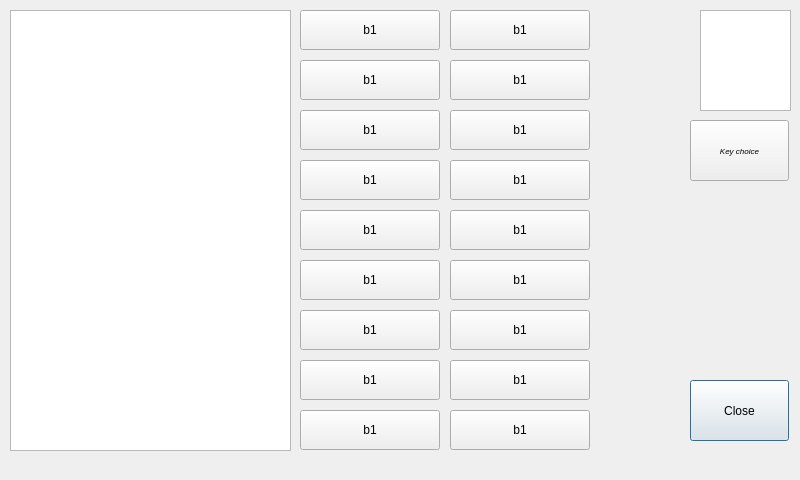
fredericabry/raspiloop, file dialog_newcontrol.ui: the form before one commit.
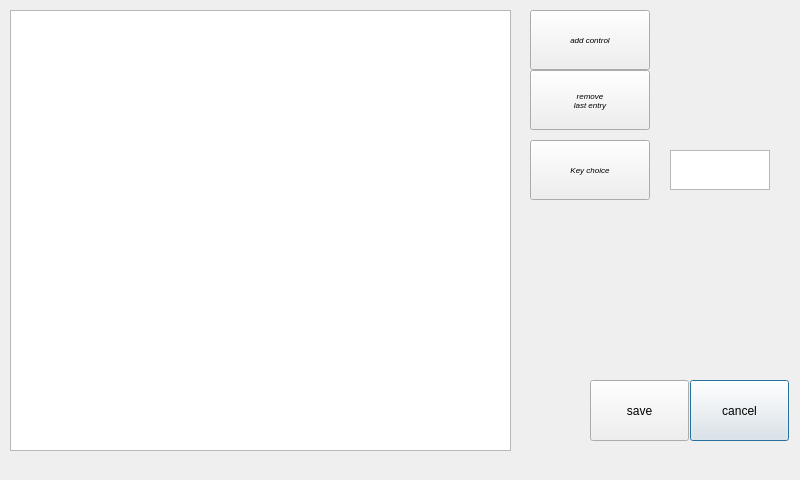
The form after the commit.

Diff of the .ui file:
```diff
--- a/dialog_newcontrol.ui
+++ b/dialog_newcontrol.ui
@@ -18,23 +18,29 @@
     <rect>
      <x>10</x>
      <y>10</y>
-     <width>281</width>
+     <width>501</width>
      <height>441</height>
     </rect>
    </property>
+   <property name="font">
+    <font>
+     <pointsize>9</pointsize>
+     <italic>true</italic>
+    </font>
+   </property>
   </widget>
   <widget class="QTextBrowser" name="consoleKey">
    <property name="geometry">
     <rect>
-     <x>700</x>
-     <y>10</y>
-     <width>91</width>
-     <height>101</height>
+     <x>670</x>
+     <y>150</y>
+     <width>100</width>
+     <height>40</height>
     </rect>
    </property>
    <property name="font">
     <font>
-     <pointsize>8</pointsize>
+     <pointsize>7</pointsize>
      <italic>true</italic>
     </font>
    </property>
@@ -57,16 +63,16 @@
     <string notr="true"/>
    </property>
    <property name="text">
-    <string>Close</string>
+    <string>cancel</string>
    </property>
   </widget>
   <widget class="QPushButton" name="bClose_2">
    <property name="geometry">
     <rect>
-     <x>690</x>
-     <y>120</y>
-     <width>99</width>
-     <height>61</height>
+     <x>530</x>
+     <y>10</y>
+     <width>120</width>
+     <height>60</height>
     </rect>
    </property>
    <property name="font">
@@ -75,67 +81,41 @@
      <italic>true</italic>
     </font>
    </property>
-   <property name="styleSheet">
-    <string notr="true"/>
-   </property>
    <property name="text">
-    <string>Key choice</string>
+    <string>add control</string>
    </property>
   </widget>
   <widget class="QPushButton" name="b1">
    <property name="geometry">
     <rect>
-     <x>300</x>
-     <y>10</y>
-     <width>140</width>
-     <height>40</height>
+     <x>530</x>
+     <y>70</y>
+     <width>120</width>
+     <height>60</height>
     </rect>
    </property>
    <property name="font">
     <font>
-     <pointsize>9</pointsize>
+     <pointsize>6</pointsize>
+     <italic>true</italic>
     </font>
    </property>
-   <property name="styleSheet">
-    <string notr="true"/>
-   </property>
    <property name="text">
-    <string>b1</string>
+    <string>remove
+last entry</string>
    </property>
   </widget>
   <widget class="QPushButton" name="bClose_4">
    <property name="geometry">
     <rect>
-     <x>340</x>
-     <y>-140</y>
+     <x>590</x>
+     <y>380</y>
      <width>99</width>
      <height>61</height>
     </rect>
    </property>
    <property name="font">
     <font>
-     <pointsize>6</pointsize>
-     <italic>true</italic>
-    </font>
-   </property>
-   <property name="styleSheet">
-    <string notr="true"/>
-   </property>
-   <property name="text">
-    <string>Key choice</string>
-   </property>
-  </widget>
-  <widget class="QPushButton" name="b1_4">
-   <property name="geometry">
-    <rect>
-     <x>300</x>
-     <y>60</y>
-     <width>140</width>
-     <height>40</height>
-    </rect>
-   </property>
-   <property name="font">
-    <font>
      <pointsize>9</pointsize>
     </font>
    </property>
@@ -143,343 +123,26 @@
     <string notr="true"/>
    </property>
    <property name="text">
-    <string>b1</string>
+    <string>save</string>
    </property>
   </widget>
   <widget class="QPushButton" name="b1_5">
    <property name="geometry">
     <rect>
-     <x>300</x>
-     <y>160</y>
-     <width>140</width>
-     <height>40</height>
+     <x>530</x>
+     <y>140</y>
+     <width>120</width>
+     <height>60</height>
     </rect>
    </property>
    <property name="font">
     <font>
-     <pointsize>9</pointsize>
+     <pointsize>6</pointsize>
+     <italic>true</italic>
     </font>
    </property>
-   <property name="styleSheet">
-    <string notr="true"/>
-   </property>
    <property name="text">
-    <string>b1</string>
-   </property>
-  </widget>
-  <widget class="QPushButton" name="b1_8">
-   <property name="geometry">
-    <rect>
-     <x>300</x>
-     <y>110</y>
-     <width>140</width>
-     <height>40</height>
-    </rect>
-   </property>
-   <property name="font">
-    <font>
-     <pointsize>9</pointsize>
-    </font>
-   </property>
-   <property name="styleSheet">
-    <string notr="true"/>
-   </property>
-   <property name="text">
-    <string>b1</string>
-   </property>
-  </widget>
-  <widget class="QPushButton" name="b1_9">
-   <property name="geometry">
-    <rect>
-     <x>300</x>
-     <y>260</y>
-     <width>140</width>
-     <height>40</height>
-    </rect>
-   </property>
-   <property name="font">
-    <font>
-     <pointsize>9</pointsize>
-    </font>
-   </property>
-   <property name="styleSheet">
-    <string notr="true"/>
-   </property>
-   <property name="text">
-    <string>b1</string>
-   </property>
-  </widget>
-  <widget class="QPushButton" name="b1_11">
-   <property name="geometry">
-    <rect>
-     <x>300</x>
-     <y>210</y>
-     <width>140</width>
-     <height>40</height>
-    </rect>
-   </property>
-   <property name="font">
-    <font>
-     <pointsize>9</pointsize>
-    </font>
-   </property>
-   <property name="styleSheet">
-    <string notr="true"/>
-   </property>
-   <property name="text">
-    <string>b1</string>
-   </property>
-  </widget>
-  <widget class="QPushButton" name="b1_13">
-   <property name="geometry">
-    <rect>
-     <x>300</x>
-     <y>310</y>
-     <width>140</width>
-     <height>40</height>
-    </rect>
-   </property>
-   <property name="font">
-    <font>
-     <pointsize>9</pointsize>
-    </font>
-   </property>
-   <property name="styleSheet">
-    <string notr="true"/>
-   </property>
-   <property name="text">
-    <string>b1</string>
-   </property>
-  </widget>
-  <widget class="QPushButton" name="b1_16">
-   <property name="geometry">
-    <rect>
-     <x>300</x>
-     <y>360</y>
-     <width>140</width>
-     <height>40</height>
-    </rect>
-   </property>
-   <property name="font">
-    <font>
-     <pointsize>9</pointsize>
-    </font>
-   </property>
-   <property name="styleSheet">
-    <string notr="true"/>
-   </property>
-   <property name="text">
-    <string>b1</string>
-   </property>
-  </widget>
-  <widget class="QPushButton" name="b1_17">
-   <property name="geometry">
-    <rect>
-     <x>300</x>
-     <y>410</y>
-     <width>140</width>
-     <height>40</height>
-    </rect>
-   </property>
-   <property name="font">
-    <font>
-     <pointsize>9</pointsize>
-    </font>
-   </property>
-   <property name="styleSheet">
-    <string notr="true"/>
-   </property>
-   <property name="text">
-    <string>b1</string>
-   </property>
-  </widget>
-  <widget class="QPushButton" name="b1_2">
-   <property name="geometry">
-    <rect>
-     <x>450</x>
-     <y>10</y>
-     <width>140</width>
-     <height>40</height>
-    </rect>
-   </property>
-   <property name="font">
-    <font>
-     <pointsize>9</pointsize>
-    </font>
-   </property>
-   <property name="styleSheet">
-    <string notr="true"/>
-   </property>
-   <property name="text">
-    <string>b1</string>
-   </property>
-  </widget>
-  <widget class="QPushButton" name="b1_18">
-   <property name="geometry">
-    <rect>
-     <x>450</x>
-     <y>360</y>
-     <width>140</width>
-     <height>40</height>
-    </rect>
-   </property>
-   <property name="font">
-    <font>
-     <pointsize>9</pointsize>
-    </font>
-   </property>
-   <property name="styleSheet">
-    <string notr="true"/>
-   </property>
-   <property name="text">
-    <string>b1</string>
-   </property>
-  </widget>
-  <widget class="QPushButton" name="b1_10">
-   <property name="geometry">
-    <rect>
-     <x>450</x>
-     <y>260</y>
-     <width>140</width>
-     <height>40</height>
-    </rect>
-   </property>
-   <property name="font">
-    <font>
-     <pointsize>9</pointsize>
-    </font>
-   </property>
-   <property name="styleSheet">
-    <string notr="true"/>
-   </property>
-   <property name="text">
-    <string>b1</string>
-   </property>
-  </widget>
-  <widget class="QPushButton" name="b1_19">
-   <property name="geometry">
-    <rect>
-     <x>450</x>
-     <y>410</y>
-     <width>140</width>
-     <height>40</height>
-    </rect>
-   </property>
-   <property name="font">
-    <font>
-     <pointsize>9</pointsize>
-    </font>
-   </property>
-   <property name="styleSheet">
-    <string notr="true"/>
-   </property>
-   <property name="text">
-    <string>b1</string>
-   </property>
-  </widget>
-  <widget class="QPushButton" name="b1_14">
-   <property name="geometry">
-    <rect>
-     <x>450</x>
-     <y>310</y>
-     <width>140</width>
-     <height>40</height>
-    </rect>
-   </property>
-   <property name="font">
-    <font>
-     <pointsize>9</pointsize>
-    </font>
-   </property>
-   <property name="styleSheet">
-    <string notr="true"/>
-   </property>
-   <property name="text">
-    <string>b1</string>
-   </property>
-  </widget>
-  <widget class="QPushButton" name="b1_6">
-   <property name="geometry">
-    <rect>
-     <x>450</x>
-     <y>60</y>
-     <width>140</width>
-     <height>40</height>
-    </rect>
-   </property>
-   <property name="font">
-    <font>
-     <pointsize>9</pointsize>
-    </font>
-   </property>
-   <property name="styleSheet">
-    <string notr="true"/>
-   </property>
-   <property name="text">
-    <string>b1</string>
-   </property>
-  </widget>
-  <widget class="QPushButton" name="b1_12">
-   <property name="geometry">
-    <rect>
-     <x>450</x>
-     <y>210</y>
-     <width>140</width>
-     <height>40</height>
-    </rect>
-   </property>
-   <property name="font">
-    <font>
-     <pointsize>9</pointsize>
-    </font>
-   </property>
-   <property name="styleSheet">
-    <string notr="true"/>
-   </property>
-   <property name="text">
-    <string>b1</string>
-   </property>
-  </widget>
-  <widget class="QPushButton" name="b1_7">
-   <property name="geometry">
-    <rect>
-     <x>450</x>
-     <y>160</y>
-     <width>140</width>
-     <height>40</height>
-    </rect>
-   </property>
-   <property name="font">
-    <font>
-     <pointsize>9</pointsize>
-    </font>
-   </property>
-   <property name="styleSheet">
-    <string notr="true"/>
-   </property>
-   <property name="text">
-    <string>b1</string>
-   </property>
-  </widget>
-  <widget class="QPushButton" name="b1_15">
-   <property name="geometry">
-    <rect>
-     <x>450</x>
-     <y>110</y>
-     <width>140</width>
-     <height>40</height>
-    </rect>
-   </property>
-   <property name="font">
-    <font>
-     <pointsize>9</pointsize>
-    </font>
-   </property>
-   <property name="styleSheet">
-    <string notr="true"/>
-   </property>
-   <property name="text">
-    <string>b1</string>
+    <string>Key choice</string>
    </property>
   </widget>
  </widget>
```
Left out of the diff: 10 changed lines with no effect on the pictures.
